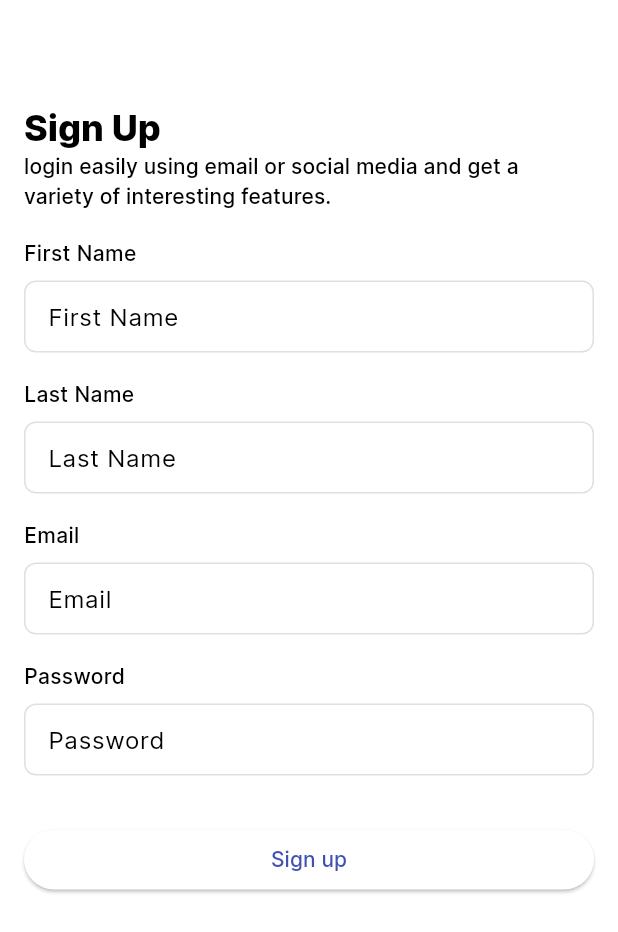
After one commit to do4Mother/expiry-date, a Flutter app: the SignUpView screen opened by its route, after a tap on "Sign up", on a phone screen of 412 x 824 dp. The commit adds this screen. Shown: the top 932 px of the screen. Run offline on Flutter 3.47's test engine with Material 2 defaults, Android fonts, the phone set to English and light mode, and no system bars; drawn by our look-alikes of flutter_form_builder; our stand-ins replace bloc, cached_network_image, cloud_firestore, copy_with_extension, equatable, firebase_auth and 7 more; missing offline and left inert: cloud_firestore_odm; accounts and stored records are empty; network calls fail.

Commit message:
add sign up module

```diff
--- a/lib/app/bloc/authentication/authentication_event.dart
+++ b/lib/app/bloc/authentication/authentication_event.dart
@@ -8,3 +8,13 @@ abstract class AuthenticationEvent extends Equatable {
 }
 
 class AuthInitialize extends AuthenticationEvent {}
+
+class SignUp extends AuthenticationEvent {
+  final Profile profile;
+  final String password;
+
+  const SignUp({required this.profile, required this.password});
+
+  @override
+  List<Object> get props => [profile, password];
+}
--- a/lib/app/router.dart
+++ b/lib/app/router.dart
@@ -10,6 +10,7 @@ import 'package:expiry/views/product/cubit/product/product_cubit.dart';
 import 'package:expiry/views/product/edit_product/edit_product.dart';
 import 'package:expiry/views/product/product_detail/product_detail.dart';
 import 'package:expiry/views/product/product_sell/product_sell.dart';
+import 'package:expiry/views/sign-up/sign-up.dart';
 import 'package:flutter_bloc/flutter_bloc.dart';
 import 'package:go_router/go_router.dart';
 
@@ -87,4 +88,10 @@ final appRouter = GoRouter(routes: [
       return const LoginView();
     },
   ),
+  GoRoute(
+    path: SignUpView.routeName,
+    builder: (context, state) {
+      return const SignUpView();
+    },
+  ),
 ]);
--- /dev/null
+++ b/lib/views/sign-up/sign-up.dart
@@ -0,0 +1,119 @@
+import 'package:expiry/app/bloc/authentication/authentication_bloc.dart';
+import 'package:expiry/models/profile.dart';
+import 'package:expiry/utils/constant.dart';
+import 'package:expiry/utils/state_helper.dart';
+import 'package:flutter/material.dart';
+import 'package:flutter_bloc/flutter_bloc.dart';
+import 'package:flutter_form_builder/flutter_form_builder.dart';
+import 'package:form_builder_validators/form_builder_validators.dart';
+
+import '../../widgets/text_field.dart';
+
+class SignUpView extends StatefulWidget {
+  const SignUpView({super.key});
+
+  static const String routeName = '/sign-up';
+
+  @override
+  State<SignUpView> createState() => _SignUpViewState();
+}
+
+class _SignUpViewState extends State<SignUpView> {
+  final _formKey = GlobalKey<FormBuilderState>();
+
+  onSignUp() {
+    if (_formKey.currentState?.saveAndValidate() ?? false) {
+      Map<String, dynamic> data = Map.from(_formKey.currentState?.value ?? {});
+      data.addAll({'id': ''});
+      final profile = Profile.fromJson(data);
+      context.read<AuthenticationBloc>().add(SignUp(
+            profile: profile,
+            password: data['password'] ?? '',
+          ));
+    }
+  }
+
+  @override
+  Widget build(BuildContext context) {
+    final textTheme = Theme.of(context).textTheme;
+    return BlocListener<AuthenticationBloc, StateHelper<Profile>>(
+      listener: (context, state) {
+        state.listener(loaded: () {
+          Navigator.popUntil(context, (route) => route.isFirst);
+          ScaffoldMessenger.of(context).showSnackBar(
+            const SnackBar(
+              content: Text('Successfully sign up!'),
+            ),
+          );
+        }, error: () {
+          ScaffoldMessenger.of(context).showSnackBar(
+            SnackBar(
+              content: Text(state.message),
+            ),
+          );
+        });
+      },
+      child: Scaffold(
+        appBar: AppBar(),
+        body: SingleChildScrollView(
+          padding: kPaddingListView,
+          child: FormBuilder(
+            key: _formKey,
+            child: Column(
+              crossAxisAlignment: CrossAxisAlignment.stretch,
+              children: [
+                Text(
+                  'Sign Up',
+                  style: textTheme.headline4,
+                ),
+                Text(
+                  'login easily using email or social media and get a variety of interesting features.',
+                  style: textTheme.subtitle2,
+                ),
+                kVerticalLargeBox,
+                AppTextField(
+                  name: 'first_name',
+                  title: 'First Name',
+                  validators: [
+                    FormBuilderValidators.required(),
+                  ],
+                ),
+                AppTextField(
+                  name: 'last_name',
+                  title: 'Last Name',
+                  validators: [
+                    FormBuilderValidators.required(),
+                  ],
+                ),
+                AppTextField(
+                  name: 'email',
+                  title: 'Email',
+                  validators: [
+                    FormBuilderValidators.email(),
+                    FormBuilderValidators.required(),
+                  ],
+                ),
+                AppTextField(
+                  name: 'password',
+                  title: 'Password',
+                  validators: [
+                    FormBuilderValidators.required(),
+                  ],
+                ),
+                kVerticalMediumBox,
+                BlocBuilder<AuthenticationBloc, StateHelper<Profile>>(
+                  builder: (context, state) {
+                    return ElevatedButton(
+                      onPressed: state.status != Status.loading ? onSignUp : null,
+                      child: const Text('Sign up'),
+                    );
+                  },
+                )
+              ],
+            ),
+          ),
+        ),
+      ),
+    );
+  }
+}
```
Also changed, not shown: lib/app/bloc/authentication/authentication_bloc.dart (+32 -1 lines).
